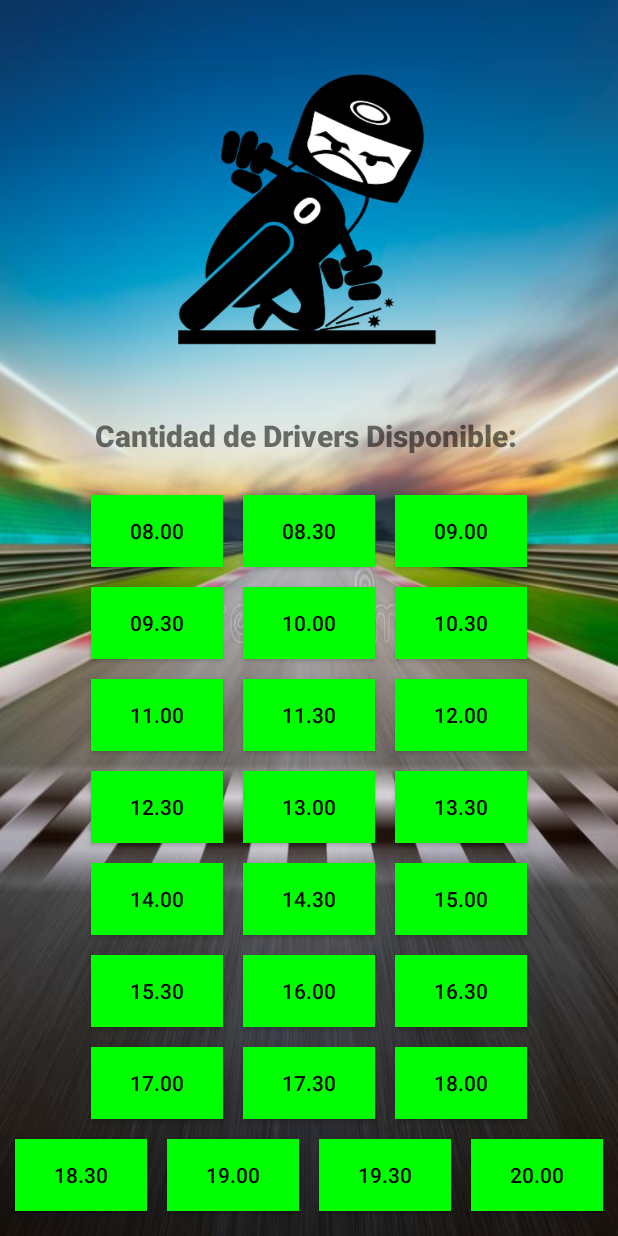
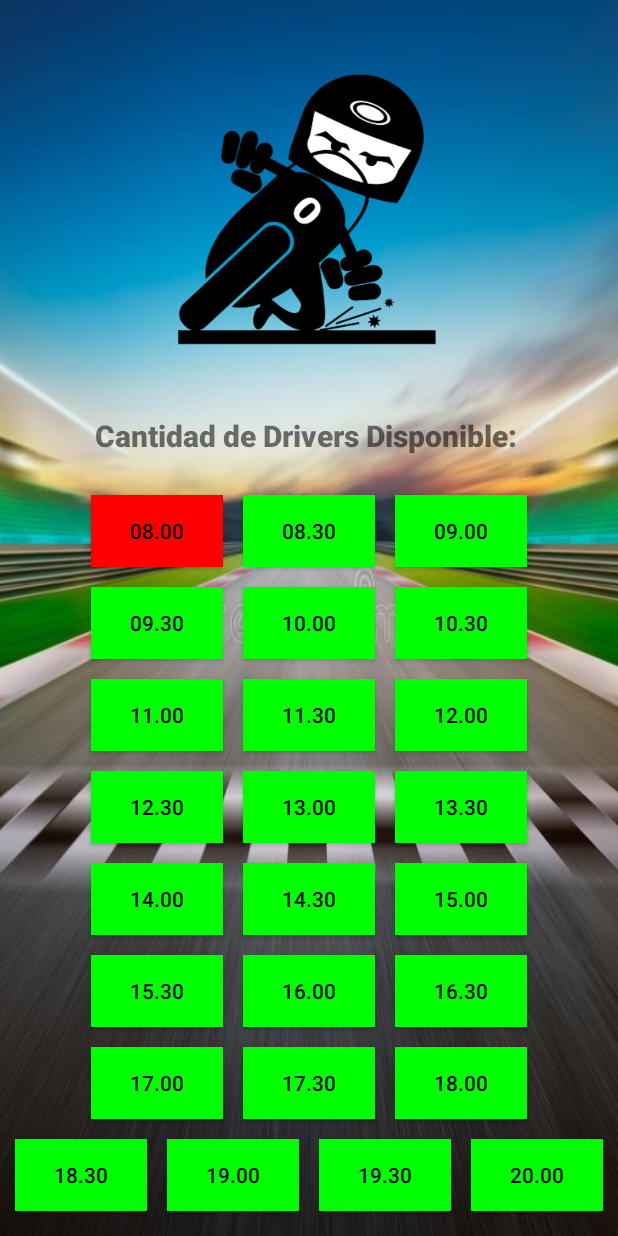
Before and after one commit to MrRevangelionX/DriversControl, an Android app: the screen it shows after launch (MainActivity), after a tap on "08.00", on a phone screen of 412 x 824 dp. Run offline under Robolectric (Android 15) with nearby library versions, the phone set to English and light mode, and no system bars.

```diff
--- a/app/src/main/java/com/mrrx/driverscontrol/MainActivity.java
+++ b/app/src/main/java/com/mrrx/driverscontrol/MainActivity.java
@@ -1,4 +1,6 @@
 package com.mrrx.driverscontrol;
+
+import static android.widget.Toast.LENGTH_SHORT;
 
 import androidx.appcompat.app.AppCompatActivity;
 
@@ -53,10 +55,12 @@ public class MainActivity extends AppCompatActivity {
         btn1.setOnClickListener(new View.OnClickListener() {
             @Override
             public void onClick(View v) {
-                if(driversRemain < 8 || driversRemain > 1){
-                    //Escriba el codigo decambio de colo
+                if(driversRemain > 1 && btnFlag1 == false){
+                    btnFlag1 = true;
+                    btn1.setBackgroundColor(Color.parseColor("#FF0000"));
                 }else{
-                    Toast.makeText(MainActivity.this,"Hello Motherfuckers!", Toast.LENGTH_SHORT);
+                    btnFlag1 = false;
+                    btn1.setBackgroundColor(Color.parseColor("#00FF00"));
                 }
             }
         });
```
